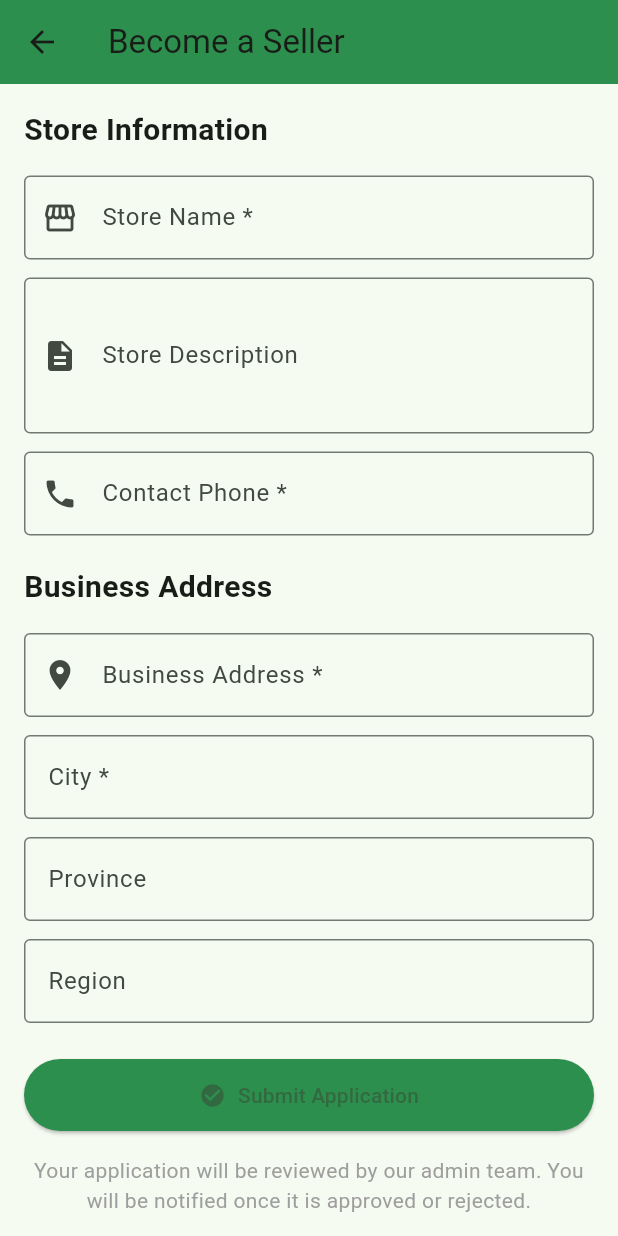
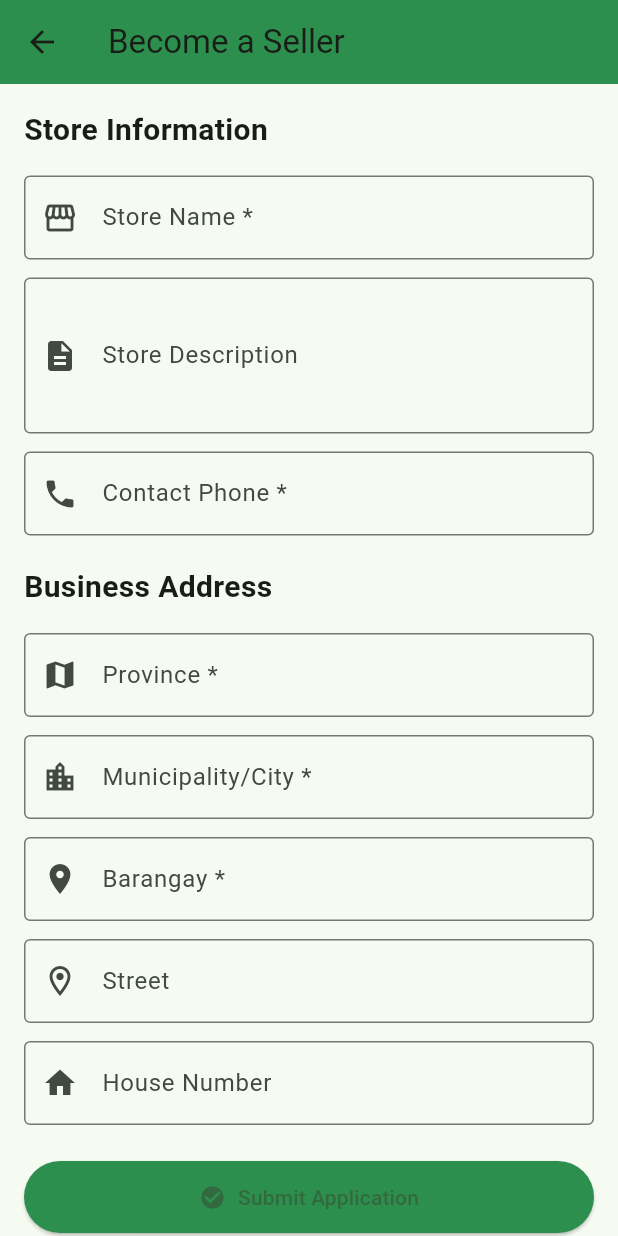
Before and after one commit to RR-Villegas/foodtaxi-dev-open, a Flutter app: the SellerRegistrationPage screen opened directly, on a phone screen of 412 x 824 dp. Run offline on Flutter 3.47's test engine with Material 3 defaults, Android fonts, the light colour scheme and no system bars; our stand-ins replace shared_preferences, supabase_flutter; accounts and stored records are empty.

Commit message:
seller registration fix

```diff
--- a/lib/admin_dashboard.dart
+++ b/lib/admin_dashboard.dart
@@ -53,11 +53,19 @@ class _AdminDashboardState extends State<AdminDashboard> {
 
   Future<void> _approveSeller(Map<String, dynamic> app) async {
     try {
-      await DatabaseService.approveSellerApplication(
-        applicationId: app['application_id'],
-        accountId: app['account_id'],
-        storeName: app['store_name'],
+      final approved = await DatabaseService.approveSellerApplication(
+        applicationId: app['application_id'].toString(),
+        accountId: app['account_id'].toString(),
+        storeName: app['store_name']?.toString() ?? 'Store',
+        addressLine: _formatSellerAddress(app),
+        city: app['city']?.toString() ?? '',
+        contactPhone: app['contact_phone']?.toString(),
       );
+
+      if (!approved) {
+        throw Exception('Seller application could not be approved');
+      }
+
       if (mounted) {
         ScaffoldMessenger.of(context).showSnackBar(
           const SnackBar(
@@ -142,10 +150,12 @@ class _AdminDashboardState extends State<AdminDashboard> {
               _detailRow('Email', app['account']?['email'] ?? 'N/A'),
               _detailRow('Store Name', app['store_name'] ?? 'N/A'),
               _detailRow('Phone', app['contact_phone'] ?? 'N/A'),
-              _detailRow('Business Address', app['business_address'] ?? 'N/A'),
-              _detailRow('City', app['city'] ?? 'N/A'),
+              _detailRow('Business Address', _formatSellerAddress(app)),
               _detailRow('Province', app['province'] ?? 'N/A'),
-              _detailRow('Region', app['region'] ?? 'N/A'),
+              _detailRow('Municipality/City', app['city'] ?? 'N/A'),
+              _detailRow('Barangay', app['barangay'] ?? 'N/A'),
+              _detailRow('Street', app['street'] ?? 'N/A'),
+              _detailRow('House Number', app['house_number'] ?? 'N/A'),
               _detailRow('Status', app['status'] ?? 'N/A'),
               _detailRow('Submitted', app['submission_date'] ?? 'N/A'),
               if (app['store_description'] != null && app['store_description'].isNotEmpty)
@@ -182,6 +192,24 @@ class _AdminDashboardState extends State<AdminDashboard> {
         ],
       ),
     );
+  }
+
+  String _formatSellerAddress(Map<String, dynamic> app) {
+    final parts = [
+      app['house_number'],
+      app['street'],
+      app['barangay'],
+      app['city'],
+      app['province'],
+    ]
+        .whereType<String>()
+        .map((part) => part.trim())
+        .where((part) => part.isNotEmpty)
+        .toList();
+
+    if (parts.isNotEmpty) return parts.join(', ');
+
+    return app['business_address']?.toString() ?? 'N/A';
   }
 
   Widget _detailRow(String label, String value) {
--- a/lib/seller_registration.dart
+++ b/lib/seller_registration.dart
@@ -16,20 +16,22 @@ class _SellerRegistrationPageState extends State<SellerRegistrationPage> {
 
   final _storeNameController = TextEditingController();
   final _storeDescriptionController = TextEditingController();
-  final _businessAddressController = TextEditingController();
+  final _provinceController = TextEditingController();
   final _cityController = TextEditingController();
-  final _provinceController = TextEditingController();
-  final _regionController = TextEditingController();
+  final _barangayController = TextEditingController();
+  final _streetController = TextEditingController();
+  final _houseNumberController = TextEditingController();
   final _contactPhoneController = TextEditingController();
 
   @override
   void dispose() {
     _storeNameController.dispose();
     _storeDescriptionController.dispose();
-    _businessAddressController.dispose();
+    _provinceController.dispose();
     _cityController.dispose();
-    _provinceController.dispose();
-    _regionController.dispose();
+    _barangayController.dispose();
+    _streetController.dispose();
+    _houseNumberController.dispose();
     _contactPhoneController.dispose();
     super.dispose();
   }
@@ -51,16 +53,21 @@ class _SellerRegistrationPageState extends State<SellerRegistrationPage> {
       }
 
       // Submit seller application
-      await DatabaseService.insertSellerApplication(
+      final submitted = await DatabaseService.insertSellerApplication(
         accountId: accountId,
-        storeName: _storeNameController.text,
-        storeDescription: _storeDescriptionController.text,
-        businessAddress: _businessAddressController.text,
-        city: _cityController.text,
-        province: _provinceController.text,
-        region: _regionController.text,
-        contactPhone: _contactPhoneController.text,
+        storeName: _storeNameController.text.trim(),
+        storeDescription: _storeDescriptionController.text.trim(),
+        province: _provinceController.text.trim(),
+        city: _cityController.text.trim(),
+        barangay: _barangayController.text.trim(),
+        street: _streetController.text.trim(),
+        houseNumber: _houseNumberController.text.trim(),
+        contactPhone: _contactPhoneController.text.trim(),
       );
+
+      if (!submitted) {
+        throw Exception('Seller application could not be submitted');
+      }
 
       if (mounted) {
         ScaffoldMessenger.of(context).showSnackBar(
@@ -83,7 +90,9 @@ class _SellerRegistrationPageState extends State<SellerRegistrationPage> {
         );
       }
     } finally {
-      setState(() => _isLoading = false);
+      if (mounted) {
+        setState(() => _isLoading = false);
+      }
     }
   }
 
@@ -152,15 +161,15 @@ class _SellerRegistrationPageState extends State<SellerRegistrationPage> {
               ),
               const SizedBox(height: 16),
               TextFormField(
-                controller: _businessAddressController,
+                controller: _provinceController,
                 decoration: const InputDecoration(
-                  labelText: 'Business Address *',
+                  labelText: 'Province *',
                   border: OutlineInputBorder(),
-                  prefixIcon: Icon(Icons.location_on),
+                  prefixIcon: Icon(Icons.map),
                 ),
                 validator: (value) {
                   if (value?.isEmpty ?? true) {
-                    return 'Business address is required';
+                    return 'Province is required';
                   }
                   return null;
                 },
@@ -169,30 +178,48 @@ class _SellerRegistrationPageState extends State<SellerRegistrationPage> {
               TextFormField(
                 controller: _cityController,
                 decoration: const InputDecoration(
-                  labelText: 'City *',
+                  labelText: 'Municipality/City *',
                   border: OutlineInputBorder(),
+                  prefixIcon: Icon(Icons.location_city),
                 ),
                 validator: (value) {
                   if (value?.isEmpty ?? true) {
-                    return 'City is required';
+                    return 'Municipality or city is required';
                   }
                   return null;
                 },
               ),
               const SizedBox(height: 12),
               TextFormField(
-                controller: _provinceController,
+                controller: _barangayController,
                 decoration: const InputDecoration(
-                  labelText: 'Province',
+                  labelText: 'Barangay *',
                   border: OutlineInputBorder(),
+                  prefixIcon: Icon(Icons.place),
+                ),
+                validator: (value) {
+                  if (value?.isEmpty ?? true) {
+                    return 'Barangay is required';
+                  }
+                  return null;
+                },
+              ),
+              const SizedBox(height: 12),
+              TextFormField(
+                controller: _streetController,
+                decoration: const InputDecoration(
+                  labelText: 'Street',
+                  border: OutlineInputBorder(),
+                  prefixIcon: Icon(Icons.location_on_outlined),
                 ),
               ),
               const SizedBox(height: 12),
               TextFormField(
-                controller: _regionController,
+                controller: _houseNumberController,
                 decoration: const InputDecoration(
-                  labelText: 'Region',
+                  labelText: 'House Number',
                   border: OutlineInputBorder(),
+                  prefixIcon: Icon(Icons.home),
                 ),
               ),
               const SizedBox(height: 24),
--- a/lib/services/database_service.dart
+++ b/lib/services/database_service.dart
@@ -337,30 +337,43 @@ class DatabaseService {
   }
 
   // Insert seller application
-  static Future<void> insertSellerApplication({
+  static Future<bool> insertSellerApplication({
     required String accountId,
     required String storeName,
     String? storeDescription,
-    required String businessAddress,
+    required String province,
     required String city,
-    String? province,
-    String? region,
+    required String barangay,
+    String? street,
+    String? houseNumber,
     required String contactPhone,
   }) async {
     try {
+      final businessAddress = [
+        _blankToNull(houseNumber),
+        _blankToNull(street),
+        barangay.trim(),
+        city.trim(),
+        province.trim(),
+      ].whereType<String>().join(', ');
+
       await _supabase.from('seller_application').insert({
         'account_id': accountId,
-        'store_name': storeName,
-        'store_description': storeDescription ?? '',
+        'store_name': storeName.trim(),
+        'store_description': _blankToNull(storeDescription),
         'business_address': businessAddress,
-        'city': city,
-        'province': province ?? '',
-        'region': region ?? '',
-        'contact_phone': contactPhone,
+        'province': province.trim(),
+        'city': city.trim(),
+        'barangay': barangay.trim(),
+        'street': _blankToNull(street),
+        'house_number': _blankToNull(houseNumber),
+        'contact_phone': contactPhone.trim(),
         'status': 'Pending Review',
       });
+      return true;
     } catch (e) {
       print('DB Error: Failed to submit seller application: $e');
+      return false;
     }
   }
 
@@ -394,10 +407,13 @@ class DatabaseService {
   }
 
   // Approve seller application
-  static Future<void> approveSellerApplication({
+  static Future<bool> approveSellerApplication({
     required String applicationId,
     required String accountId,
     required String storeName,
+    required String addressLine,
+    required String city,
+    String? contactPhone,
   }) async {
     try {
       // Update application status
@@ -420,12 +436,15 @@ class DatabaseService {
         'owner_account_id': accountId,
         'store_name': storeName,
         'slug': storeName.toLowerCase().replaceAll(' ', '-'),
-        'address_line': '',
-        'city': '',
+        'address_line': addressLine,
+        'city': city,
+        'contact_phone': _blankToNull(contactPhone),
         'is_open': true,
       });
+      return true;
     } catch (e) {
       print('DB Error: Failed to approve seller application: $e');
+      return false;
     }
   }
 
```
Also changed, not shown: 1 other file.
